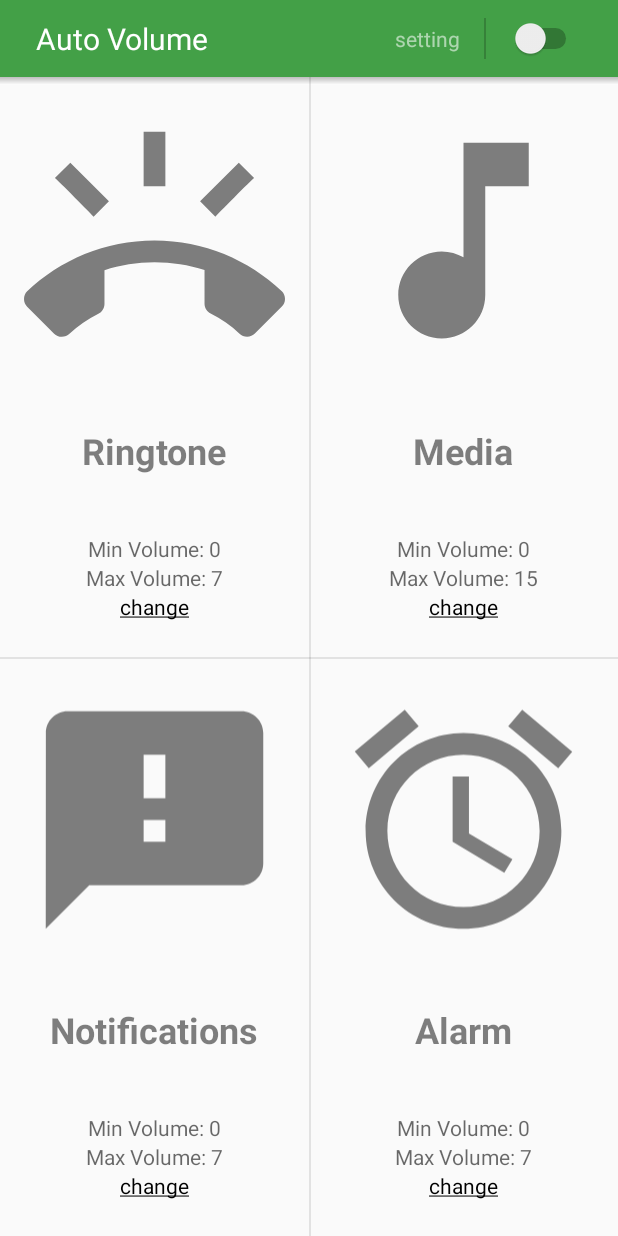
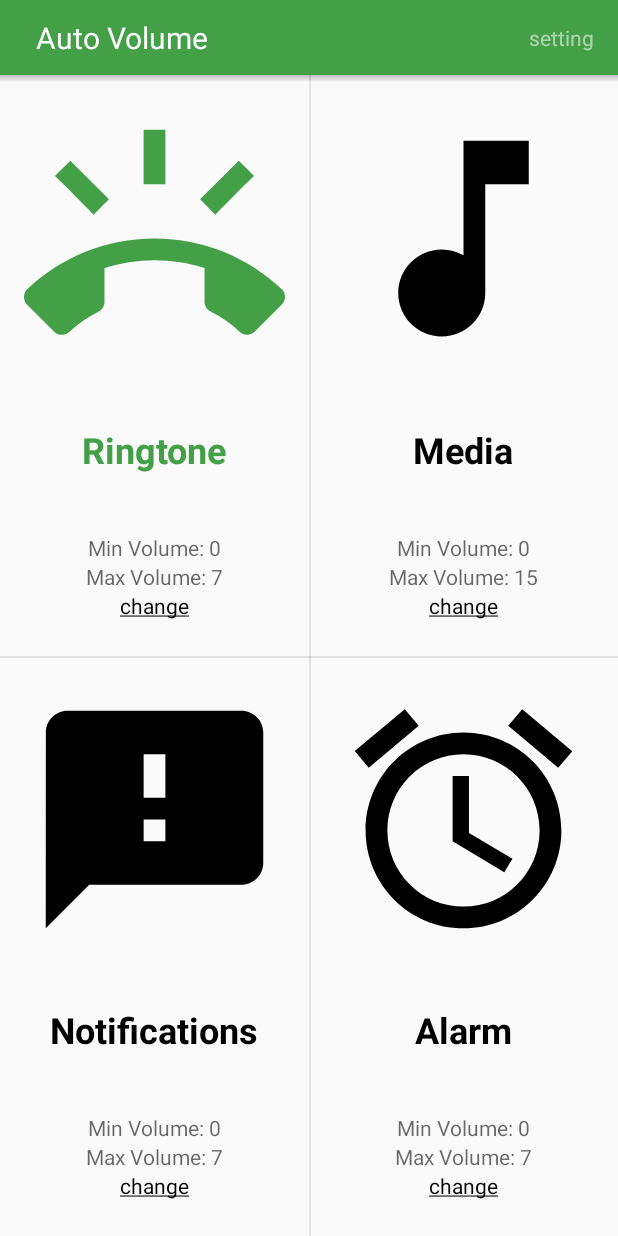
Before and after one commit to MinSeungHyun/AutoVolume, an Android app: the screen it shows after launch (MainActivity), after a tap on "Ringtone", on a phone screen of 412 x 824 dp. Run offline under Robolectric (Android 15) with nearby library versions, the phone set to English and light mode, and no system bars; our stand-ins replace EventBus.

Commit message:
자동볼륨 스위치 제거

```diff
--- a/app/src/main/java/com/seunghyun/autovolume/MainActivity.java
+++ b/app/src/main/java/com/seunghyun/autovolume/MainActivity.java
@@ -1,7 +1,6 @@
 package com.seunghyun.autovolume;
 
 import android.Manifest;
-import android.animation.ValueAnimator;
 import android.annotation.SuppressLint;
 import android.app.ActivityManager;
 import android.content.BroadcastReceiver;
@@ -24,10 +23,8 @@ import android.support.v7.app.AlertDialog;
 import android.support.v7.app.AppCompatActivity;
 import android.util.Log;
 import android.view.View;
-import android.widget.CompoundButton;
 import android.widget.ImageView;
 import android.widget.LinearLayout;
-import android.widget.Switch;
 import android.widget.TextView;
 import android.widget.Toast;
 
@@ -44,8 +41,6 @@ public class MainActivity extends AppCompatActivity {
     //view
     private TextView textView_1, textView_2, textView_3, textView_4,
             minRingtone, maxRingtone, minMedia, maxMedia, minNotifications, maxNotifications, minAlarm, maxAlarm;
-    private Switch mainSwitch;
-    private View highlightSwitch;
     private LinearLayout topLinearLayout, linearLayout_1, linearLayout_2, linearLayout_3, linearLayout_4,
             rangeLinearLayout_1, rangeLinearLayout_2, rangeLinearLayout_3, rangeLinearLayout_4;
     private ImageView imageView_1, imageView_2, imageView_3, imageView_4;
@@ -86,15 +81,6 @@ public class MainActivity extends AppCompatActivity {
         reloadTextState();
 
         setListeners();
-
-        //서비스 실행상태에 따라 변경
-        if (isServiceRunning()) mainSwitch.setChecked(true);
-        else mainSwitch.setChecked(false);
-
-        //mainSwitch 값에 따라 항목 변경
-        if (mainSwitch.isChecked()) setEnableByMainSwitch();
-        else setDisableByMainSwitch();
-
     }
 
     /**
@@ -149,8 +135,6 @@ public class MainActivity extends AppCompatActivity {
         maxNotifications = findViewById(R.id.max_notifications);
         maxAlarm = findViewById(R.id.max_alarm);
 
-        mainSwitch = findViewById(R.id.main_switch);
-
         topLinearLayout = findViewById(R.id.top_linearLayout);
         linearLayout_1 = findViewById(R.id.linearLayout_1);
         linearLayout_2 = findViewById(R.id.linearLayout_2);
@@ -165,8 +149,6 @@ public class MainActivity extends AppCompatActivity {
         imageView_2 = findViewById(R.id.mediaIcon);
         imageView_3 = findViewById(R.id.notificationsIcon);
         imageView_4 = findViewById(R.id.alarmIcon);
-
-        highlightSwitch = findViewById(R.id.highlight_switch);
     }
 
     /**
@@ -187,13 +169,12 @@ public class MainActivity extends AppCompatActivity {
      * 저장되었던 스위치 상태를 가져오는 메소드
      */
     private void reloadSwitchState() {
-        Boolean isChecked = switchPreference.getBoolean(SaveValues.Keys.autoVolumeState, SaveValues.DefValues.autoVolume);
+        if (isServiceRunning()) {
             Boolean isChecked_1 = switchPreference.getBoolean(SaveValues.Keys.ringtoneState, SaveValues.DefValues.ringtone);
             Boolean isChecked_2 = switchPreference.getBoolean(SaveValues.Keys.mediaState, SaveValues.DefValues.media);
             Boolean isChecked_3 = switchPreference.getBoolean(SaveValues.Keys.notificationsState, SaveValues.DefValues.notifications);
             Boolean isChecked_4 = switchPreference.getBoolean(SaveValues.Keys.alarmState, SaveValues.DefValues.alarm);
 
-        mainSwitch.setChecked(isChecked);
             setIconTV(imageView_1, textView_1, isChecked_1);
             setIconTV(imageView_2, textView_2, isChecked_2);
             setIconTV(imageView_3, textView_3, isChecked_3);
@@ -202,7 +183,16 @@ public class MainActivity extends AppCompatActivity {
             SaveValues.StateValues.isMediaOn = isChecked_2;
             SaveValues.StateValues.isNotificationsOn = isChecked_3;
             SaveValues.StateValues.isAlarmOn = isChecked_4;
-
+        } else {
+            setIconTV(imageView_1, textView_1, false);
+            setIconTV(imageView_2, textView_2, false);
+            setIconTV(imageView_3, textView_3, false);
+            setIconTV(imageView_4, textView_4, false);
+            SaveValues.StateValues.isRingtoneOn = false;
+            SaveValues.StateValues.isMediaOn = false;
+            SaveValues.StateValues.isNotificationsOn = false;
+            SaveValues.StateValues.isAlarmOn = false;
+        }
     }
 
     /**
@@ -232,70 +222,84 @@ public class MainActivity extends AppCompatActivity {
      * 리스너 설정
      */
     private void setListeners() {
-        mainSwitch.setOnCheckedChangeListener(new CompoundButton.OnCheckedChangeListener() {
+        LinearLayout.OnClickListener itemLinearLayoutClickListener = new LinearLayout.OnClickListener() {
             @Override
-            public void onCheckedChanged(CompoundButton buttonView, boolean isChecked) {
-                switchPreferenceEditor.putBoolean(SaveValues.Keys.autoVolumeState, isChecked);
-                switchPreferenceEditor.commit();
-                if (isChecked) {
-                    //권한 허용 여부 확인하고 거부되었으면 팝업 띄움
+            public void onClick(View view) {
                 Boolean permissionGranted = ContextCompat.checkSelfPermission(MainActivity.this, Manifest.permission.RECORD_AUDIO) == PackageManager.PERMISSION_GRANTED;
                 if (!permissionGranted) {
                     //권한 거부됨
-                        new AlertDialog.Builder(MainActivity.this)
-                                .setTitle(getString(R.string.notice))
-                                .setMessage(getString(R.string.permission_denied_message))
-                                .setNeutralButton(getString(R.string.setting_capital), new DialogInterface.OnClickListener() {
-                                    @Override
-                                    public void onClick(DialogInterface dialogInterface, int i) {
-                                        Intent intent = new Intent(Settings.ACTION_APPLICATION_DETAILS_SETTINGS);
-                                        intent.setData(Uri.parse("package:" + getPackageName()));
-                                        startActivity(intent);
-                                    }
-                                })
-                                .setPositiveButton(getString(R.string.cancel), new DialogInterface.OnClickListener() {
-                                    @Override
-                                    public void onClick(DialogInterface dialogInterface, int i) {
-                                    }
-                                })
-                                .setCancelable(false)
-                                .create()
-                                .show();
-                        //스위치 체크된것 취소
-                        mainSwitch.setChecked(false);
-                        switchPreferenceEditor.putBoolean(SaveValues.Keys.autoVolumeState, false);
-                        switchPreferenceEditor.commit();
+                    showPermissionPopup();
                 } else {
-                        //권한 허용됨, 활성화
-                        setEnableByMainSwitch();
+                    //권한 혀용됨
+                    saveSwitchState(view);
+                    if (!SaveValues.StateValues.isRingtoneOn && !SaveValues.StateValues.isMediaOn && !SaveValues.StateValues.isNotificationsOn && !SaveValues.StateValues.isAlarmOn) {
+                        //모든 항목이 꺼졌으므로 서비스 종료
+                        SaveValues.StateValues.isAutoVolumeOn = false;
+                        Intent service = new Intent(MainActivity.this, AutoVolumeService.class);
+                        stopService(service);
+                    } else {
+                        if (!isServiceRunning()) {
                             //서비스 시작
                             Intent service = new Intent(MainActivity.this, AutoVolumeService.class);
                             startService(service);
                             SaveValues.StateValues.isAutoVolumeOn = true;
                         }
+                    }
+                }
+            }
+        };
+        linearLayout_1.setOnClickListener(itemLinearLayoutClickListener);
+        linearLayout_2.setOnClickListener(itemLinearLayoutClickListener);
+        linearLayout_3.setOnClickListener(itemLinearLayoutClickListener);
+        linearLayout_4.setOnClickListener(itemLinearLayoutClickListener);
+
+        topLinearLayout.setOnClickListener(new View.OnClickListener() {
+            @Override
+            public void onClick(View v) {
+                Boolean permissionGranted = ContextCompat.checkSelfPermission(MainActivity.this, Manifest.permission.RECORD_AUDIO) == PackageManager.PERMISSION_GRANTED;
+                if (!permissionGranted) {
+                    //권한 거부됨
+                    showPermissionPopup();
                 } else {
-                    //비활성화
-                    setDisableByMainSwitch();
-                    //서비스 종료
-                    SaveValues.StateValues.isAutoVolumeOn = false;
-                    Intent service = new Intent(MainActivity.this, AutoVolumeService.class);
-                    stopService(service);
+                    //권한 혀용됨
+                    Intent intent = new Intent(MainActivity.this, AutoVolumeActivity.class);
+                    startActivity(intent);
                 }
             }
         });
 
-        topLinearLayout.setOnClickListener(new View.OnClickListener() {
+        LinearLayout.OnClickListener rangeLinearLayoutClickListener = new LinearLayout.OnClickListener() {
             @Override
-            public void onClick(View v) {
-                Intent intent = new Intent(MainActivity.this, AutoVolumeActivity.class);
+            public void onClick(View view) {
+                Intent intent = new Intent(MainActivity.this, RangePopupActivity.class);
+                switch (view.getId()) {
+                    case R.id.range_linearLayout_1:
+                        intent.putExtra(SaveValues.Keys.viewName, SaveValues.Keys.ringtone);
+                        break;
+                    case R.id.range_linearLayout_2:
+                        intent.putExtra(SaveValues.Keys.viewName, SaveValues.Keys.media);
+                        break;
+                    case R.id.range_linearLayout_3:
+                        intent.putExtra(SaveValues.Keys.viewName, SaveValues.Keys.notifications);
+                        break;
+                    case R.id.range_linearLayout_4:
+                        intent.putExtra(SaveValues.Keys.viewName, SaveValues.Keys.alarm);
+                        break;
+                }
                 startActivity(intent);
             }
-        });
+        };
+        rangeLinearLayout_1.setOnClickListener(rangeLinearLayoutClickListener);
+        rangeLinearLayout_2.setOnClickListener(rangeLinearLayoutClickListener);
+        rangeLinearLayout_3.setOnClickListener(rangeLinearLayoutClickListener);
+        rangeLinearLayout_4.setOnClickListener(rangeLinearLayoutClickListener);
+    }
 
-        LinearLayout.OnClickListener itemLinearLayoutClickListener = new LinearLayout.OnClickListener() {
-            @Override
-            public void onClick(View view) {
-                if (mainSwitch.isChecked()) {
+
+    /**
+     * 항목의 상태 저장
+     */
+    private void saveSwitchState(View view) {
         switch (view.getId()) {
             case R.id.linearLayout_1:
                 if (SaveValues.StateValues.isRingtoneOn) {
@@ -350,50 +354,31 @@ public class MainActivity extends AppCompatActivity {
                 }
                 break;
         }
-                } else {
-                    //강조
-                    ValueAnimator animation = ValueAnimator.ofFloat(1f, 0f);
-                    animation.setDuration(1000);
-                    animation.addUpdateListener(new ValueAnimator.AnimatorUpdateListener() {
+    }
+
+    /**
+     * 권한 거부됬을 시 팝업으로 알려줌
+     */
+    private void showPermissionPopup() {
+        new AlertDialog.Builder(MainActivity.this)
+                .setTitle(getString(R.string.notice))
+                .setMessage(getString(R.string.permission_denied_message))
+                .setNeutralButton(getString(R.string.setting_capital), new DialogInterface.OnClickListener() {
                     @Override
-                        public void onAnimationUpdate(ValueAnimator valueAnimator) {
-                            highlightSwitch.setAlpha((float) valueAnimator.getAnimatedValue());
-                        }
-                    });
-                    animation.start();
-                }
-            }
-        };
-        linearLayout_1.setOnClickListener(itemLinearLayoutClickListener);
-        linearLayout_2.setOnClickListener(itemLinearLayoutClickListener);
-        linearLayout_3.setOnClickListener(itemLinearLayoutClickListener);
-        linearLayout_4.setOnClickListener(itemLinearLayoutClickListener);
-
-        LinearLayout.OnClickListener rangeLinearLayoutClickListener = new LinearLayout.OnClickListener() {
-            @Override
-            public void onClick(View view) {
-                Intent intent = new Intent(MainActivity.this, RangePopupActivity.class);
-                switch (view.getId()) {
-                    case R.id.range_linearLayout_1:
-                        intent.putExtra(SaveValues.Keys.viewName, SaveValues.Keys.ringtone);
-                        break;
-                    case R.id.range_linearLayout_2:
-                        intent.putExtra(SaveValues.Keys.viewName, SaveValues.Keys.media);
-                        break;
-                    case R.id.range_linearLayout_3:
-                        intent.putExtra(SaveValues.Keys.viewName, SaveValues.Keys.notifications);
-                        break;
-                    case R.id.range_linearLayout_4:
-                        intent.putExtra(SaveValues.Keys.viewName, SaveValues.Keys.alarm);
-                        break;
-                }
+                    public void onClick(DialogInterface dialogInterface, int i) {
+                        Intent intent = new Intent(Settings.ACTION_APPLICATION_DETAILS_SETTINGS);
+                        intent.setData(Uri.parse("package:" + getPackageName()));
                         startActivity(intent);
                     }
-        };
-        rangeLinearLayout_1.setOnClickListener(rangeLinearLayoutClickListener);
-        rangeLinearLayout_2.setOnClickListener(rangeLinearLayoutClickListener);
-        rangeLinearLayout_3.setOnClickListener(rangeLinearLayoutClickListener);
-        rangeLinearLayout_4.setOnClickListener(rangeLinearLayoutClickListener);
+                })
+                .setPositiveButton(getString(R.string.cancel), new DialogInterface.OnClickListener() {
+                    @Override
+                    public void onClick(DialogInterface dialogInterface, int i) {
+                    }
+                })
+                .setCancelable(false)
+                .create()
+                .show();
     }
 
     /**
@@ -407,34 +392,6 @@ public class MainActivity extends AppCompatActivity {
             imageView.setColorFilter(null);
             textView.setTextColor(Color.parseColor("#000000"));
         }
-    }
-
-    /**
-     * mainSwitch 의 값에따라 항목들 활성화
-     */
-    private void setEnableByMainSwitch() {
-        imageView_1.setAlpha(1f);
-        imageView_2.setAlpha(1f);
-        imageView_3.setAlpha(1f);
-        imageView_4.setAlpha(1f);
-        textView_1.setAlpha(1f);
-        textView_2.setAlpha(1f);
-        textView_3.setAlpha(1f);
-        textView_4.setAlpha(1f);
-    }
-
-    /**
-     * mainSwitch 의 값에따라 항목들 비활성화
-     */
-    private void setDisableByMainSwitch() {
-        imageView_1.setAlpha(0.5f);
-        imageView_2.setAlpha(0.5f);
-        imageView_3.setAlpha(0.5f);
-        imageView_4.setAlpha(0.5f);
-        textView_1.setAlpha(0.5f);
-        textView_2.setAlpha(0.5f);
-        textView_3.setAlpha(0.5f);
-        textView_4.setAlpha(0.5f);
     }
 
     /**
--- a/app/src/main/res/layout/activity_main.xml
+++ b/app/src/main/res/layout/activity_main.xml
@@ -17,7 +17,7 @@
     <LinearLayout
         android:id="@+id/top_linearLayout"
         android:layout_width="match_parent"
-        android:layout_height="wrap_content"
+        android:layout_height="50dp"
         android:background="?attr/selectableItemBackground"
         android:clickable="true"
         android:focusable="true"
@@ -43,22 +43,6 @@
             android:layout_marginEnd="16dp"
             android:text="@string/setting"
             android:textColor="#90ffffff" />
-
-        <View
-            android:layout_width="1dp"
-            android:layout_height="match_parent"
-            android:layout_marginTop="12dp"
-            android:layout_marginBottom="12dp"
-            android:background="#32000000" />
-
-        <Switch
-            android:id="@+id/main_switch"
-            android:layout_width="wrap_content"
-            android:layout_height="wrap_content"
-            android:paddingStart="16dp"
-            android:paddingTop="16dp"
-            android:paddingEnd="24dp"
-            android:paddingBottom="16dp" />
     </LinearLayout>
 
     <View
@@ -338,15 +322,4 @@
         android:layout_height="1dp"
         android:background="@color/divider"
         app:layout_constraintTop_toBottomOf="@id/linearLayout_1" />
-
-    <!--메인 스위치가 꺼져있을때 하이라이트 하는 뷰-->
-    <View
-        android:id="@+id/highlight_switch"
-        android:layout_width="88dp"
-        android:layout_height="0dp"
-        android:alpha="0"
-        android:background="@color/colorAccent"
-        app:layout_constraintBottom_toBottomOf="@id/top_linearLayout"
-        app:layout_constraintEnd_toEndOf="@id/top_linearLayout"
-        app:layout_constraintTop_toTopOf="@id/top_linearLayout" />
 </android.support.constraint.ConstraintLayout>
--- a/app/src/main/res/values/styles.xml
+++ b/app/src/main/res/values/styles.xml
@@ -5,7 +5,7 @@
         <item name="colorPrimaryDark">@color/colorPrimaryDark</item>
         <item name="colorAccent">@color/colorAccent</item>
 
-        <item name="actionBarSize">51dp</item>
+        <item name="actionBarSize">50dp</item>
     </style>
 
     <style name="defaultText">
```
Also changed, not shown: app/src/main/java/com/seunghyun/autovolume/TurnOffActivity.java (+11 -0 lines). Lines whose indentation alone changed are shown as unchanged.
